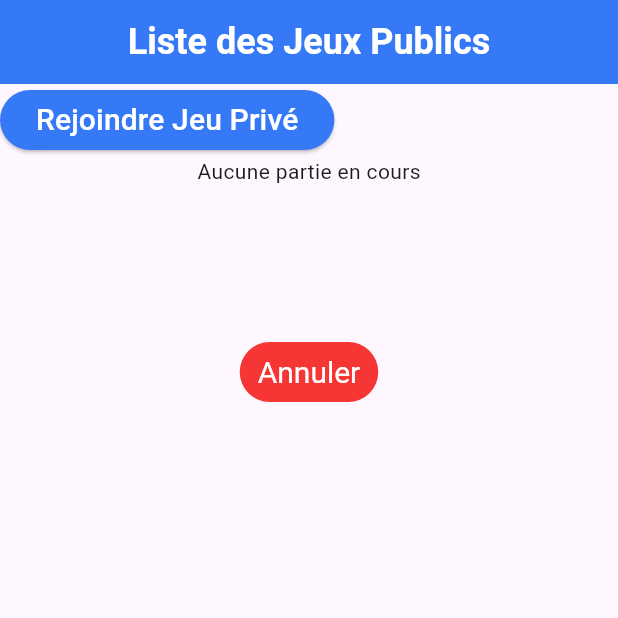
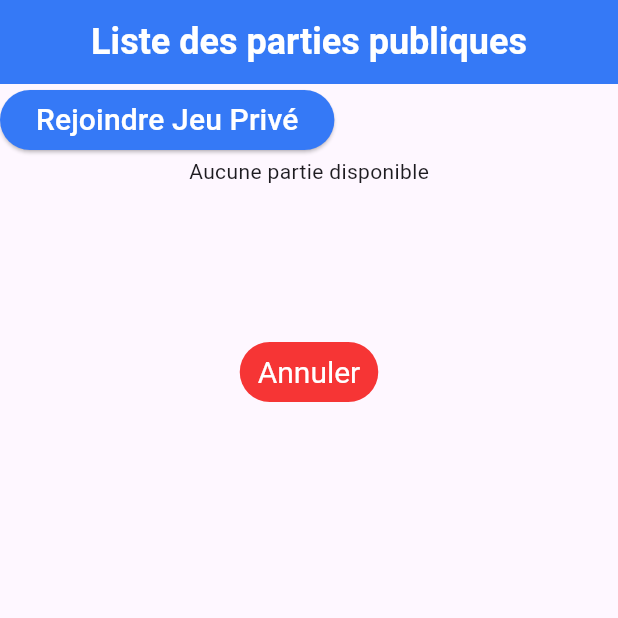
Before and after one commit to ArmanLidder/QuizApp, a Flutter app: the ActiveGameListComponent screen opened by its route, on a phone screen of 412 x 824 dp, the top half of it. Run offline on Flutter 3.47's test engine with Material 3 defaults, Android fonts, the phone set to English and light mode, and no system bars; our stand-ins replace audioplayers, cloud_firestore, firebase_auth, firebase_core, firebase_storage, fl_chart and 7 more; missing offline and left inert: dart:ffi; accounts and stored records are empty; generated files the repository leaves out were written again; network calls fail.

Commit message:
active game page translated

```diff
--- a/projet/client_leger/polyquiz/lib/pages/active_game_list.dart
+++ b/projet/client_leger/polyquiz/lib/pages/active_game_list.dart
@@ -1,4 +1,5 @@
 import 'package:flutter/material.dart';
+import 'package:polyquiz/services/translationService.dart';
 import 'package:polyquiz/widgets/game_widgets/active_game_info_widget.dart';
 import 'package:polyquiz/widgets/game_widgets/cancel_btn.dart';
 import 'package:provider/provider.dart';
@@ -27,6 +28,8 @@ class _ActiveGameListComponentState extends State<ActiveGameListComponent> {
   final UserService userService = UserService();
   bool _isJoining = false;
   late final GameListService gameListService;
+  Map get text => TranslationService.instance.text;
+  Map get activeText => text['ACTIVE_GAME_LIST'];
 
   @override
   void initState() {
@@ -115,7 +118,7 @@ class _ActiveGameListComponentState extends State<ActiveGameListComponent> {
     if (game.friendsOnly && !isHostFriend) {
       ScaffoldMessenger.of(context).showSnackBar(
         SnackBar(
-            content: Text("Cette partie est exclusive aux amis de l'hôte.")),
+            content: Text(activeText['EXCLUSIVE_FRIENDS_GAME'])),
       );
     } else {
       final isPrestigeValid = await _validatePrestige(game.prestige);
@@ -123,18 +126,18 @@ class _ActiveGameListComponentState extends State<ActiveGameListComponent> {
         ScaffoldMessenger.of(context).showSnackBar(
           SnackBar(
               content: Text(
-                  "Vous n'avez pas le prestige minimum pour rejoindre cette partie.")),
+                  activeText['INSUFFICIENT_PRESTIGE'])),
         );
       } else {
         await roomValidationService.verifyUsername();
         if (!roomValidationService.isUsernameValid) {
           ScaffoldMessenger.of(context).showSnackBar(
-            SnackBar(content: Text("Vous avez été banni de cette partie.")),
+            SnackBar(content: Text(activeText['USER_BANNED'])),
           );
         } else {
           if (roomValidationService.isLocked) {
             ScaffoldMessenger.of(context).showSnackBar(
-              SnackBar(content: Text("La partie est actuellement verouillez.")),
+              SnackBar(content: Text(activeText['ROOM_LOCKED'])),
             );
           }
           if (!roomValidationService.isLocked &&
@@ -223,7 +226,7 @@ class _ActiveGameListComponentState extends State<ActiveGameListComponent> {
         centerTitle: true,
         automaticallyImplyLeading: false,
         title: Text(
-          'Liste des Jeux Publics',
+          activeText['PUBLIC_GAME_LIST'],
           style: TextStyle(
               fontWeight: FontWeight.bold,
               fontSize: 24,
@@ -244,7 +247,7 @@ class _ActiveGameListComponentState extends State<ActiveGameListComponent> {
                       Navigator.pushReplacementNamed(context, '/join');
                     },
                     child: Text(
-                      'Rejoindre jeu privé',
+                      text['PLAYER_WAITING_PAGE']['JOIN_PRIVATE_GAME'],
                       style: TextStyle(
                         color: Color.fromRGBO(255, 255, 255, 1),
                         fontSize: 20,
@@ -269,7 +272,7 @@ class _ActiveGameListComponentState extends State<ActiveGameListComponent> {
                       Navigator.pushReplacementNamed(context, '/join');
                     },
                     child: Text(
-                      'Rejoindre jeu privé',
+                      text['PLAYER_WAITING_PAGE']['JOIN_PRIVATE_GAME'],
                       style: TextStyle(
                         color: Color.fromRGBO(255, 255, 255, 1),
                         fontSize: 20,
@@ -297,7 +300,7 @@ class _ActiveGameListComponentState extends State<ActiveGameListComponent> {
                             Navigator.pushReplacementNamed(context, '/join');
                           },
                           child: Text(
-                            'Rejoindre jeu privé',
+                            text['PLAYER_WAITING_PAGE']['JOIN_PRIVATE_GAME'],
                             style: TextStyle(
                               color: Color.fromRGBO(255, 255, 255, 1),
                               fontSize: 20,
@@ -322,7 +325,7 @@ class _ActiveGameListComponentState extends State<ActiveGameListComponent> {
                             Navigator.pushReplacementNamed(context, '/join');
                           },
                           child: Text(
-                            'Rejoindre jeu privé',
+                            text['PLAYER_WAITING_PAGE']['JOIN_PRIVATE_GAME'],
                             style: TextStyle(
                               color: Color.fromRGBO(255, 255, 255, 1),
                               fontSize: 20,
@@ -346,7 +349,7 @@ class _ActiveGameListComponentState extends State<ActiveGameListComponent> {
                             Navigator.pushReplacementNamed(context, '/join');
                           },
                           child: Text(
-                            'Rejoindre Jeu Privé',
+                            text['PLAYER_WAITING_PAGE']['JOIN_PRIVATE_GAME'],
                             style: TextStyle(
                               color: Color.fromRGBO(255, 255, 255, 1),
                               fontSize: 20,
@@ -361,7 +364,7 @@ class _ActiveGameListComponentState extends State<ActiveGameListComponent> {
                         child: Column(
                           mainAxisAlignment: MainAxisAlignment.center,
                           children: [
-                            Text('Aucune partie en cours'),
+                            Text(activeText['NO_GAMES_AVAILABLE']),
                             SizedBox(height: 100),
                             CancelBtn()
                           ],
@@ -380,7 +383,7 @@ class _ActiveGameListComponentState extends State<ActiveGameListComponent> {
                             Navigator.pushReplacementNamed(context, '/join');
                           },
                           child: Text(
-                            "Rejoindre Jeu Privé",
+                            text['PLAYER_WAITING_PAGE']['JOIN_PRIVATE_GAME'],
                             style: TextStyle(
                               color: Color.fromRGBO(255, 255, 255, 1),
                               fontSize: 20,
@@ -405,12 +408,12 @@ class _ActiveGameListComponentState extends State<ActiveGameListComponent> {
                                   quizTitle: _getQuizName(game.quizId),
                                   minRank: _minimumPrestige(game.prestige),
                                   allowedPlayers: game.friendsOnly
-                                      ? 'Amis seulement'
-                                      : 'Amis et autres',
+                                      ? activeText['FRIENDS_ONLY']
+                                      : activeText['FRIENDS_AND_OTHERS'],
                                   playerNum: game.numberOfPlayers.toString(),
                                   gameMode: game.gameType == 'classic'
-                                      ? 'Classique'
-                                      : 'Équipe',
+                                      ? activeText['CLASSIC']
+                                      : activeText['TEAM'],
                                   price: game.price.toString(),
                                 ),
                               );
@@ -434,7 +437,7 @@ class _ActiveGameListComponentState extends State<ActiveGameListComponent> {
                                                       fontWeight:
                                                           FontWeight.bold,
                                                       fontSize: 16)),
-                                              Text('Partie en cours')
+                                              Text(activeText['ONGOING_GAME'])
                                             ]),
                                         Divider()
                                       ],
--- a/projet/client_leger/polyquiz/lib/widgets/game_widgets/active_game_info_widget.dart
+++ b/projet/client_leger/polyquiz/lib/widgets/game_widgets/active_game_info_widget.dart
@@ -1,4 +1,5 @@
 import 'package:flutter/material.dart';
+import 'package:polyquiz/services/translationService.dart';
 
 class ActiveGameInfoWidget extends StatefulWidget {
   final String quizTitle;
@@ -22,6 +23,7 @@ class ActiveGameInfoWidget extends StatefulWidget {
 }
 
 class _ActiveGameInfoWidgetState extends State<ActiveGameInfoWidget> {
+  Map get activeText => TranslationService.instance.text['ACTIVE_GAME_LIST'];
   @override
   Widget build(BuildContext context) {
     return Padding(
@@ -39,7 +41,7 @@ class _ActiveGameInfoWidgetState extends State<ActiveGameInfoWidget> {
                 ),
               ),
               Expanded(
-                child: Text("Prestige minimum: ${widget.minRank}",
+                child: Text("${activeText['MINIMUM_PRESTIGE']}: ${widget.minRank}",
                     style: TextStyle(fontSize: 16)),
               ),
               Expanded(
@@ -56,7 +58,7 @@ class _ActiveGameInfoWidgetState extends State<ActiveGameInfoWidget> {
                 ])),
               ),
               Expanded(
-                child: Text("Mode de jeu: ${widget.gameMode}",
+                child: Text("${activeText['GAME_MODE']}: ${widget.gameMode}",
                     style: TextStyle(fontSize: 16)),
               ),
               Expanded(
```
